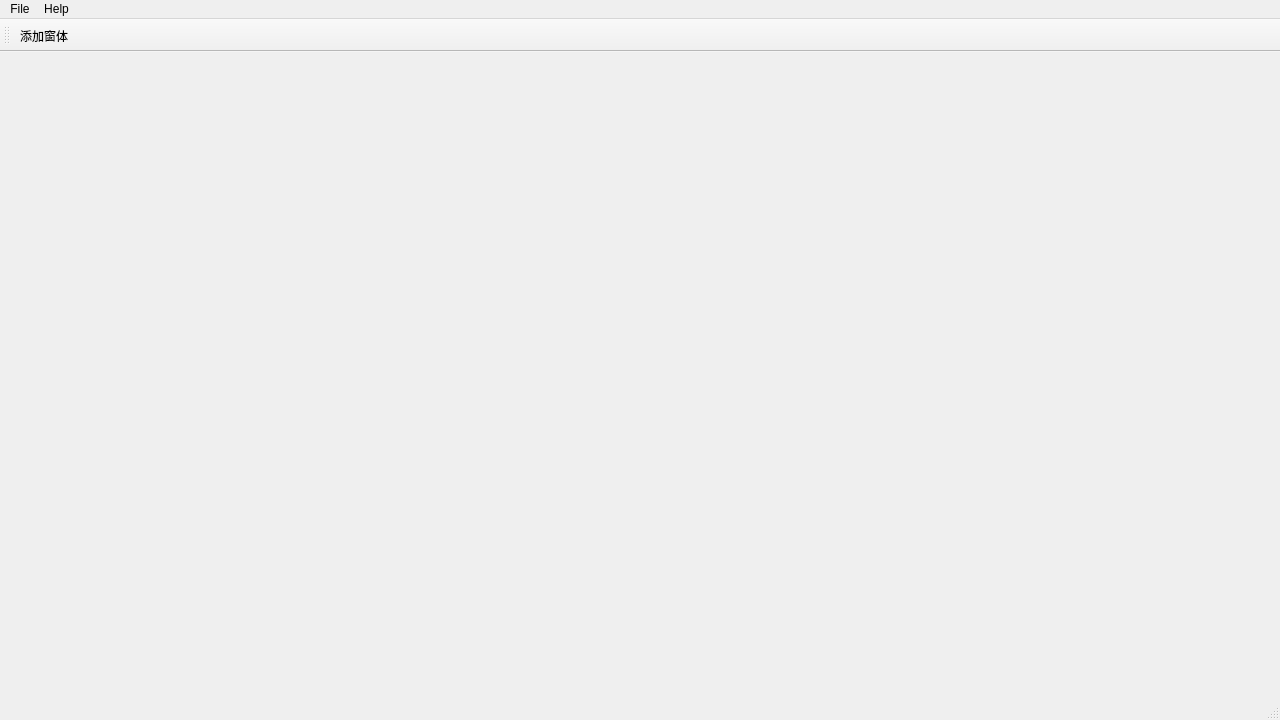
ReonLion/score_analysis, file score_analysis.ui: the form before one commit.
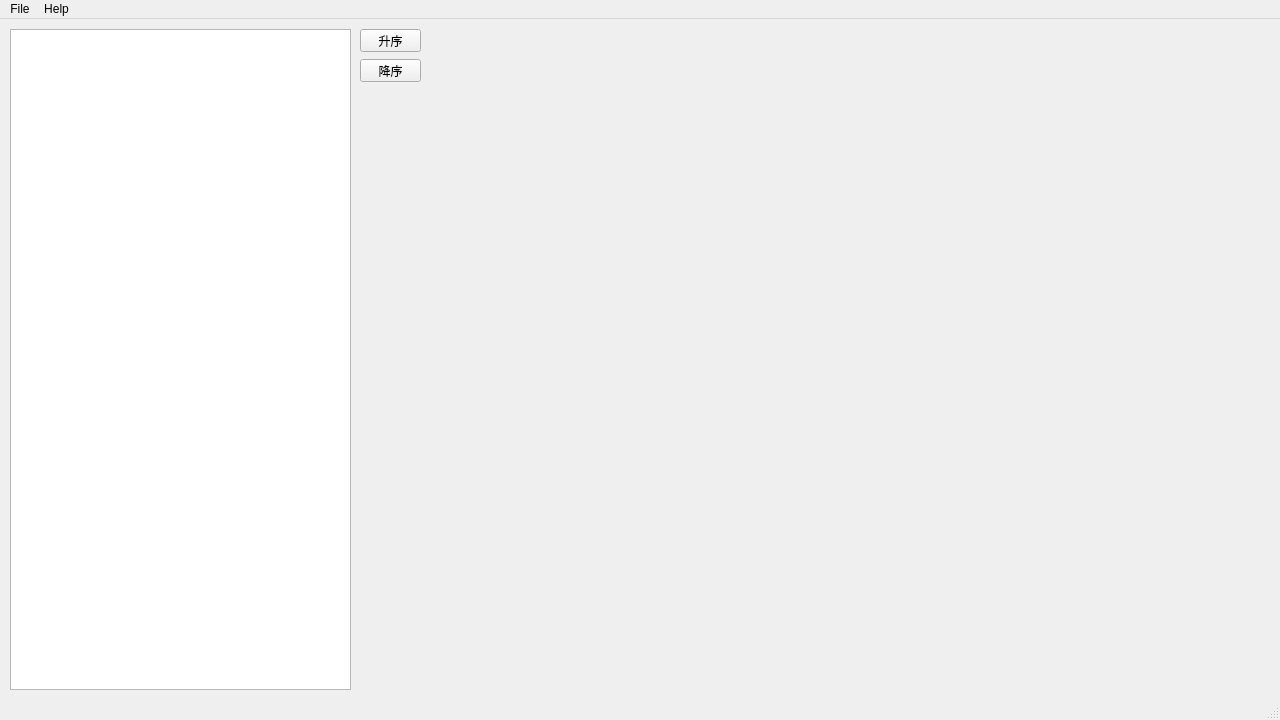
The form after the commit.

```diff
--- a/score_analysis.ui
+++ b/score_analysis.ui
@@ -13,7 +13,44 @@
   <property name="windowTitle">
    <string>MainWindow</string>
   </property>
-  <widget class="QWidget" name="centralwidget"/>
+  <widget class="QWidget" name="centralwidget">
+   <widget class="QTableView" name="tableView">
+    <property name="geometry">
+     <rect>
+      <x>10</x>
+      <y>10</y>
+      <width>341</width>
+      <height>661</height>
+     </rect>
+    </property>
+   </widget>
+   <widget class="QPushButton" name="riseButton">
+    <property name="geometry">
+     <rect>
+      <x>360</x>
+      <y>10</y>
+      <width>61</width>
+      <height>23</height>
+     </rect>
+    </property>
+    <property name="text">
+     <string>升序</string>
+    </property>
+   </widget>
+   <widget class="QPushButton" name="lowButton">
+    <property name="geometry">
+     <rect>
+      <x>360</x>
+      <y>40</y>
+      <width>61</width>
+      <height>23</height>
+     </rect>
+    </property>
+    <property name="text">
+     <string>降序</string>
+    </property>
+   </widget>
+  </widget>
   <widget class="QMenuBar" name="menubar">
    <property name="geometry">
     <rect>
@@ -41,18 +78,6 @@
    <addaction name="menu_2"/>
   </widget>
   <widget class="QStatusBar" name="statusbar"/>
-  <widget class="QToolBar" name="toolBar">
-   <property name="windowTitle">
-    <string>toolBar</string>
-   </property>
-   <attribute name="toolBarArea">
-    <enum>TopToolBarArea</enum>
-   </attribute>
-   <attribute name="toolBarBreak">
-    <bool>false</bool>
-   </attribute>
-   <addaction name="addWinAction"/>
-  </widget>
   <action name="actionOpen">
    <property name="text">
     <string>Open...</string>
@@ -82,14 +107,6 @@
     <string>About</string>
    </property>
   </action>
-  <action name="addWinAction">
-   <property name="text">
-    <string>添加窗体</string>
-   </property>
-   <property name="toolTip">
-    <string>添加窗体</string>
-   </property>
-  </action>
  </widget>
  <resources/>
  <connections/>
```
Left out of the diff: 2 changed lines with no effect on the pictures.
